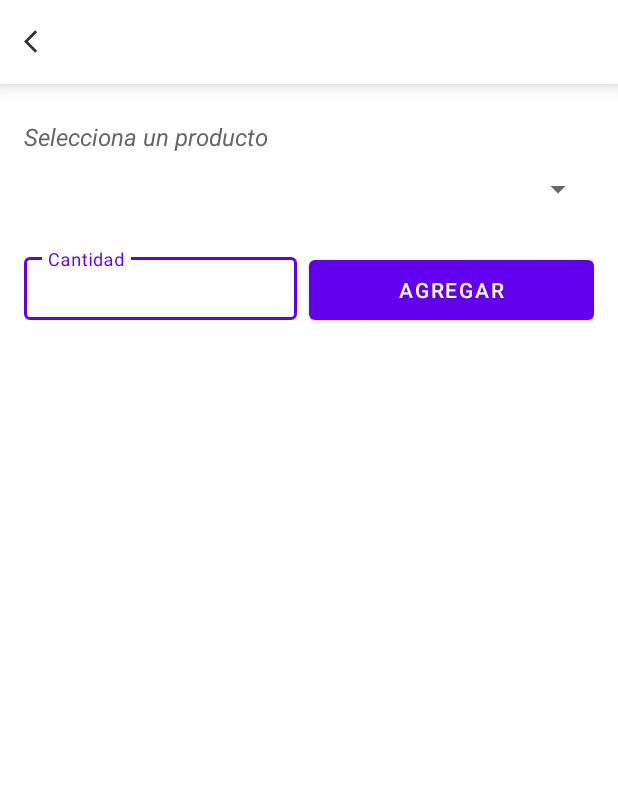
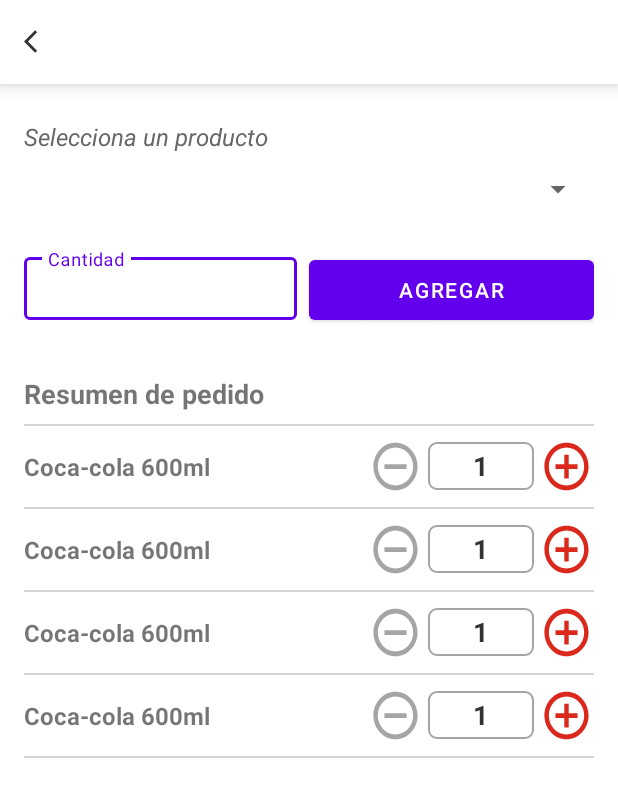
Before and after one commit to jesusmemije/BOApp, an Android app: the layout fragment_bo_tickets.xml on its own in the app's theme, with its tools: preview values and no code run, on a phone screen of 412 x 824 dp. Shown: the top 797 px of the screen. Run offline under Robolectric (Android 15) with nearby library versions, the phone set to English and light mode, and no system bars.

Commit message:
Listar la lista de los porudctos del ticket

```diff
--- /dev/null
+++ b/app/src/main/java/com/example/boapp/main/tickets/adapter/TicketProductAdapter.kt
@@ -0,0 +1,45 @@
+package com.example.boapp.main.tickets.adapter
+
+import android.view.LayoutInflater
+import android.view.ViewGroup
+import androidx.recyclerview.widget.RecyclerView
+import com.example.boapp.database.entities.TicketEntity
+import com.example.boapp.databinding.ItemTicketProductBinding
+import com.example.boapp.framework.interfaces.ClickListenerPosition
+
+class TicketProductAdapter(
+    private val ticketList: List<TicketEntity>,
+    private var clickListenerLess: ClickListenerPosition? = null,
+    private var clickListenerMore: ClickListenerPosition? = null
+) : RecyclerView.Adapter<TicketProductAdapter.TicketProductAdapterHolder>() {
+
+    override fun onCreateViewHolder(
+        parent: ViewGroup, viewType: Int
+    ): TicketProductAdapterHolder {
+        val inflater = LayoutInflater.from(parent.context)
+        val binding = ItemTicketProductBinding.inflate(inflater, parent, false)
+        return TicketProductAdapterHolder(binding)
+    }
+
+    override fun getItemCount(): Int = ticketList.size
+
+    override fun onBindViewHolder(holder: TicketProductAdapterHolder, position: Int) {
+        holder.bind(ticketList[position], position)
+    }
+
+    inner class TicketProductAdapterHolder(private val binding: ItemTicketProductBinding) :
+        RecyclerView.ViewHolder(binding.root) {
+        fun bind(item: TicketEntity, position: Int) {
+            binding.apply {
+                tvProductName.text = item.productName
+                tvQuantity.text = item.quantity.toString()
+                ivButtonLess.setOnClickListener {
+                    clickListenerLess?.onItemClick(position)
+                }
+                ivButtonMore.setOnClickListener {
+                    clickListenerMore?.onItemClick(position)
+                }
+            }
+        }
+    }
+}
--- a/app/src/main/java/com/example/boapp/main/tickets/ui/BOTicketsFragment.kt
+++ b/app/src/main/java/com/example/boapp/main/tickets/ui/BOTicketsFragment.kt
@@ -12,6 +12,8 @@ import android.widget.Toast
 import androidx.core.view.isVisible
 import androidx.fragment.app.viewModels
 import androidx.navigation.fragment.findNavController
+import androidx.recyclerview.widget.LinearLayoutManager
+import androidx.recyclerview.widget.RecyclerView
 import com.example.boapp.database.entities.CustomerEntity
 import com.example.boapp.database.entities.ProductEntity
 import com.example.boapp.database.entities.TicketEntity
@@ -20,8 +22,11 @@ import com.example.boapp.framework.base.BOFragmentBase
 import com.example.boapp.framework.extension.showToastFailed
 import com.example.boapp.framework.extension.showToastInfo
 import com.example.boapp.framework.extension.showToastSuccess
+import com.example.boapp.framework.interfaces.ClickListenerPosition
+import com.example.boapp.main.customers.adapter.CustomerAdapter
 import com.example.boapp.main.customers.viewmodel.BOViewModelCustomer
 import com.example.boapp.main.products.viewmodel.BOViewModelProduct
+import com.example.boapp.main.tickets.adapter.TicketProductAdapter
 import com.example.boapp.main.tickets.viewmodel.BOViewModelTicket
 
 class BOTicketsFragment : BOFragmentBase() {
@@ -70,6 +75,7 @@ class BOTicketsFragment : BOFragmentBase() {
             }
             viewModelCustomer.getCustomerById(customerId.toInt())
             viewModelProduct.getProducts()
+            viewModelTicket.getTickets()
             binding.btnAdd.setOnClickListener {
                 if (binding.etQuantity.text?.isNotEmpty() == true) {
                     val selectedProductList = productList?.filter { product -> product.name == binding.spinnerProducts.selectedItem.toString() }
@@ -96,6 +102,7 @@ class BOTicketsFragment : BOFragmentBase() {
         viewModelCustomer.customer.observe(viewLifecycleOwner, handleCustomer())
         viewModelProduct.productList.observe(viewLifecycleOwner, handleProductList())
         viewModelTicket.ticketInserted.observe(viewLifecycleOwner, handleTicketInserted())
+        viewModelTicket.ticketList.observe(viewLifecycleOwner, handleTicketList())
         viewModelCustomer.isLoading.observe(viewLifecycleOwner) { isVisible ->
             binding.loader.contentLoading.isVisible = isVisible
         }
@@ -136,4 +143,25 @@ class BOTicketsFragment : BOFragmentBase() {
             Toast(safeActivity).showToastFailed("No se puedo insertar el producto al cliente", safeActivity)
         }
     }
+
+    private fun handleTicketList(): (List<TicketEntity>?) -> Unit = { ticketList ->
+        if (ticketList?.isNotEmpty() == true) {
+            binding.llOrderResume.visibility = View.VISIBLE
+            val clickLess = object : ClickListenerPosition {
+                override fun onItemClick(position: Int) {
+
+                }
+            }
+            val clickMore = object : ClickListenerPosition {
+                override fun onItemClick(position: Int) {
+
+                }
+            }
+            val productAdapter = TicketProductAdapter(ticketList, clickLess, clickMore)
+            binding.rvTicketProducts.adapter = productAdapter
+            binding.rvTicketProducts.layoutManager = LinearLayoutManager(requireContext(), RecyclerView.VERTICAL, false)
+        } else {
+            binding.llOrderResume.visibility = View.GONE
+        }
+    }
 }
--- /dev/null
+++ b/app/src/main/res/drawable/ic_add_circle.xml
@@ -0,0 +1,5 @@
+<vector android:height="24dp" android:tint="#DA291C"
+    android:viewportHeight="24" android:viewportWidth="24"
+    android:width="24dp" xmlns:android="http://schemas.android.com/apk/res/android">
+    <path android:fillColor="@android:color/white" android:pathData="M13,7h-2v4L7,11v2h4v4h2v-4h4v-2h-4L13,7zM12,2C6.48,2 2,6.48 2,12s4.48,10 10,10 10,-4.48 10,-10S17.52,2 12,2zM12,20c-4.41,0 -8,-3.59 -8,-8s3.59,-8 8,-8 8,3.59 8,8 -3.59,8 -8,8z"/>
+</vector>
--- /dev/null
+++ b/app/src/main/res/drawable/ic_remove_circle.xml
@@ -0,0 +1,5 @@
+<vector android:height="24dp" android:tint="#A5A5A5"
+    android:viewportHeight="24" android:viewportWidth="24"
+    android:width="24dp" xmlns:android="http://schemas.android.com/apk/res/android">
+    <path android:fillColor="@android:color/white" android:pathData="M7,11v2h10v-2L7,11zM12,2C6.48,2 2,6.48 2,12s4.48,10 10,10 10,-4.48 10,-10S17.52,2 12,2zM12,20c-4.41,0 -8,-3.59 -8,-8s3.59,-8 8,-8 8,3.59 8,8 -3.59,8 -8,8z"/>
+</vector>
--- /dev/null
+++ b/app/src/main/res/drawable/rounded_edittext.xml
@@ -0,0 +1,20 @@
+<?xml version="1.0" encoding="utf-8"?><!--  res/drawable/edittext_rounded_corners.xml -->
+<selector xmlns:android="http://schemas.android.com/apk/res/android">
+
+    <item android:state_focused="true">
+        <shape>
+            <solid android:color="#FFFFFF" />
+            <stroke android:width="1dip" android:color="@color/teal_200" />
+            <corners android:radius="5dp" />
+        </shape>
+    </item>
+
+    <item android:state_focused="false">
+        <shape>
+            <solid android:color="#FFFFFF" />
+            <stroke android:width="1dip" android:color="#A5A5A5" />
+            <corners android:radius="5dp" />
+        </shape>
+    </item>
+
+</selector>
--- a/app/src/main/res/layout/fragment_bo_tickets.xml
+++ b/app/src/main/res/layout/fragment_bo_tickets.xml
@@ -81,6 +81,35 @@
 
             </LinearLayout>
 
+            <LinearLayout
+                android:id="@+id/llOrderResume"
+                android:layout_width="match_parent"
+                android:layout_height="match_parent"
+                android:orientation="vertical">
+
+                <TextView
+                    android:layout_width="wrap_content"
+                    android:layout_height="wrap_content"
+                    android:layout_marginTop="@dimen/size_32dp"
+                    android:layout_marginBottom="@dimen/size_8dp"
+                    android:text="Resumen de pedido"
+                    android:textSize="@dimen/size_18sp"
+                    android:textStyle="bold" />
+
+                <View
+                    android:layout_width="match_parent"
+                    android:layout_height="1dp"
+                    android:background="@color/gris_medio" />
+
+                <androidx.recyclerview.widget.RecyclerView
+                    android:id="@+id/rvTicketProducts"
+                    android:layout_width="match_parent"
+                    android:layout_height="match_parent"
+                    tools:itemCount="4"
+                    tools:listitem="@layout/item_ticket_product" />
+
+            </LinearLayout>
+
         </LinearLayout>
 
     </LinearLayout>
--- /dev/null
+++ b/app/src/main/res/layout/item_ticket_product.xml
@@ -0,0 +1,87 @@
+<?xml version="1.0" encoding="utf-8"?>
+<LinearLayout xmlns:android="http://schemas.android.com/apk/res/android"
+    xmlns:tools="http://schemas.android.com/tools"
+    android:layout_width="match_parent"
+    android:layout_height="wrap_content"
+    android:orientation="vertical">
+
+    <LinearLayout
+        android:layout_width="match_parent"
+        android:layout_height="54dp"
+        android:gravity="center_vertical">
+
+        <TextView
+            android:id="@+id/tvProductName"
+            android:layout_width="0dp"
+            android:layout_height="wrap_content"
+            android:layout_weight="1"
+            android:textSize="@dimen/size_16sp"
+            android:textStyle="bold"
+            tools:text="Coca-cola 600ml" />
+
+        <LinearLayout
+            android:layout_width="150dp"
+            android:layout_height="@dimen/size_38dp"
+            android:gravity="center"
+            android:orientation="horizontal">
+
+            <RelativeLayout
+                android:layout_width="0dip"
+                android:layout_height="fill_parent"
+                android:layout_weight="0.1"
+                android:gravity="start">
+
+                <ImageView
+                    android:id="@+id/ivButtonLess"
+                    android:layout_width="36dp"
+                    android:layout_height="match_parent"
+                    android:background="@drawable/ic_remove_circle"
+                    android:contentDescription="@string/todo" />
+
+            </RelativeLayout>
+
+            <RelativeLayout
+                android:layout_width="0dip"
+                android:layout_height="@dimen/size_32dp"
+                android:layout_marginHorizontal="@dimen/size_4dp"
+                android:layout_weight="0.2"
+                android:background="@drawable/rounded_edittext"
+                android:gravity="center">
+
+                <TextView
+                    android:id="@+id/tvQuantity"
+                    android:layout_width="wrap_content"
+                    android:layout_height="wrap_content"
+                    android:gravity="center"
+                    android:text="1"
+                    android:textColor="@color/gris_obscuro"
+                    android:textSize="@dimen/size_18sp"
+                    android:textStyle="bold" />
+
+            </RelativeLayout>
+
+            <RelativeLayout
+                android:layout_width="0dip"
+                android:layout_height="fill_parent"
+                android:layout_weight="0.1"
+                android:gravity="end">
+
+                <ImageView
+                    android:id="@+id/ivButtonMore"
+                    android:layout_width="@dimen/size_38dp"
+                    android:layout_height="match_parent"
+                    android:background="@drawable/ic_add_circle"
+                    android:contentDescription="@string/todo" />
+
+            </RelativeLayout>
+
+        </LinearLayout>
+
+    </LinearLayout>
+
+    <View
+        android:layout_width="match_parent"
+        android:layout_height="1dp"
+        android:background="@color/gris_medio" />
+
+</LinearLayout>
```
